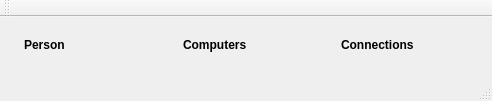
evas14/Hopur_48, file Verkefni_vika3/mainwindow.ui: the form before one commit.
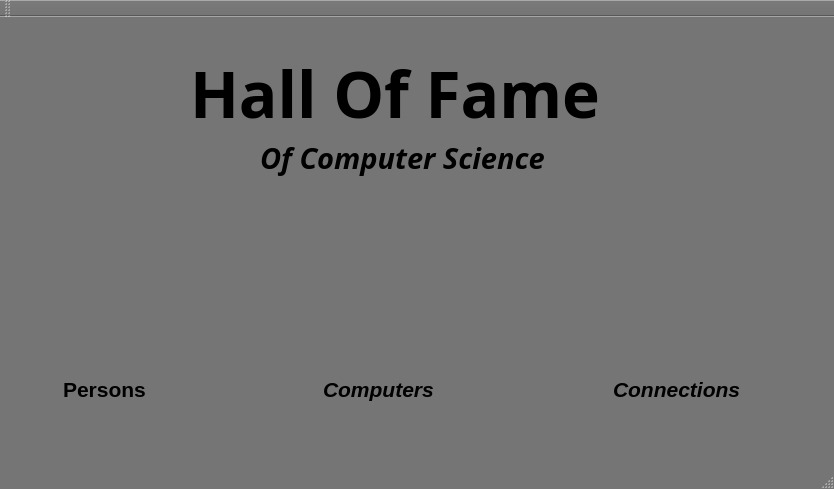
The form after the commit.

The edit to the form file:
```diff
--- a/Verkefni_vika3/mainwindow.ui
+++ b/Verkefni_vika3/mainwindow.ui
@@ -2,74 +2,1056 @@
 <ui version="4.0">
  <class>MainWindow</class>
  <widget class="QMainWindow" name="MainWindow">
-  <property name="enabled">
-   <bool>true</bool>
-  </property>
   <property name="geometry">
    <rect>
     <x>0</x>
     <y>0</y>
-    <width>492</width>
-    <height>101</height>
+    <width>834</width>
+    <height>489</height>
    </rect>
   </property>
-  <property name="maximumSize">
-   <size>
-    <width>492</width>
-    <height>101</height>
-   </size>
+  <property name="palette">
+   <palette>
+    <active>
+     <colorrole role="WindowText">
+      <brush brushstyle="SolidPattern">
+       <color alpha="255">
+        <red>0</red>
+        <green>0</green>
+        <blue>0</blue>
+       </color>
+      </brush>
+     </colorrole>
+     <colorrole role="Button">
+      <brush brushstyle="SolidPattern">
+       <color alpha="255">
+        <red>255</red>
+        <green>255</green>
+        <blue>255</blue>
+       </color>
+      </brush>
+     </colorrole>
+     <colorrole role="Light">
+      <brush brushstyle="SolidPattern">
+       <color alpha="255">
+        <red>176</red>
+        <green>176</green>
+        <blue>176</blue>
+       </color>
+      </brush>
+     </colorrole>
+     <colorrole role="Midlight">
+      <brush brushstyle="SolidPattern">
+       <color alpha="255">
+        <red>146</red>
+        <green>146</green>
+        <blue>146</blue>
+       </color>
+      </brush>
+     </colorrole>
+     <colorrole role="Dark">
+      <brush brushstyle="SolidPattern">
+       <color alpha="255">
+        <red>58</red>
+        <green>58</green>
+        <blue>58</blue>
+       </color>
+      </brush>
+     </colorrole>
+     <colorrole role="Mid">
+      <brush brushstyle="SolidPattern">
+       <color alpha="255">
+        <red>78</red>
+        <green>78</green>
+        <blue>78</blue>
+       </color>
+      </brush>
+     </colorrole>
+     <colorrole role="Text">
+      <brush brushstyle="SolidPattern">
+       <color alpha="255">
+        <red>255</red>
+        <green>255</green>
+        <blue>255</blue>
+       </color>
+      </brush>
+     </colorrole>
+     <colorrole role="BrightText">
+      <brush brushstyle="SolidPattern">
+       <color alpha="255">
+        <red>255</red>
+        <green>255</green>
+        <blue>255</blue>
+       </color>
+      </brush>
+     </colorrole>
+     <colorrole role="ButtonText">
+      <brush brushstyle="SolidPattern">
+       <color alpha="255">
+        <red>255</red>
+        <green>255</green>
+        <blue>255</blue>
+       </color>
+      </brush>
+     </colorrole>
+     <colorrole role="Base">
+      <brush brushstyle="SolidPattern">
+       <color alpha="255">
+        <red>0</red>
+        <green>0</green>
+        <blue>0</blue>
+       </color>
+      </brush>
+     </colorrole>
+     <colorrole role="Window">
+      <brush brushstyle="SolidPattern">
+       <color alpha="255">
+        <red>117</red>
+        <green>117</green>
+        <blue>117</blue>
+       </color>
+      </brush>
+     </colorrole>
+     <colorrole role="Shadow">
+      <brush brushstyle="SolidPattern">
+       <color alpha="255">
+        <red>0</red>
+        <green>0</green>
+        <blue>0</blue>
+       </color>
+      </brush>
+     </colorrole>
+     <colorrole role="Highlight">
+      <brush brushstyle="SolidPattern">
+       <color alpha="255">
+        <red>47</red>
+        <green>47</green>
+        <blue>47</blue>
+       </color>
+      </brush>
+     </colorrole>
+     <colorrole role="Link">
+      <brush brushstyle="SolidPattern">
+       <color alpha="255">
+        <red>107</red>
+        <green>107</green>
+        <blue>107</blue>
+       </color>
+      </brush>
+     </colorrole>
+     <colorrole role="LinkVisited">
+      <brush brushstyle="SolidPattern">
+       <color alpha="255">
+        <red>95</red>
+        <green>95</green>
+        <blue>95</blue>
+       </color>
+      </brush>
+     </colorrole>
+     <colorrole role="AlternateBase">
+      <brush brushstyle="SolidPattern">
+       <color alpha="255">
+        <red>58</red>
+        <green>58</green>
+        <blue>58</blue>
+       </color>
+      </brush>
+     </colorrole>
+     <colorrole role="ToolTipBase">
+      <brush brushstyle="SolidPattern">
+       <color alpha="255">
+        <red>255</red>
+        <green>255</green>
+        <blue>220</blue>
+       </color>
+      </brush>
+     </colorrole>
+     <colorrole role="ToolTipText">
+      <brush brushstyle="SolidPattern">
+       <color alpha="255">
+        <red>0</red>
+        <green>0</green>
+        <blue>0</blue>
+       </color>
+      </brush>
+     </colorrole>
+    </active>
+    <inactive>
+     <colorrole role="WindowText">
+      <brush brushstyle="SolidPattern">
+       <color alpha="255">
+        <red>0</red>
+        <green>0</green>
+        <blue>0</blue>
+       </color>
+      </brush>
+     </colorrole>
+     <colorrole role="Button">
+      <brush brushstyle="SolidPattern">
+       <color alpha="255">
+        <red>255</red>
+        <green>255</green>
+        <blue>255</blue>
+       </color>
+      </brush>
+     </colorrole>
+     <colorrole role="Light">
+      <brush brushstyle="SolidPattern">
+       <color alpha="255">
+        <red>176</red>
+        <green>176</green>
+        <blue>176</blue>
+       </color>
+      </brush>
+     </colorrole>
+     <colorrole role="Midlight">
+      <brush brushstyle="SolidPattern">
+       <color alpha="255">
+        <red>146</red>
+        <green>146</green>
+        <blue>146</blue>
+       </color>
+      </brush>
+     </colorrole>
+     <colorrole role="Dark">
+      <brush brushstyle="SolidPattern">
+       <color alpha="255">
+        <red>58</red>
+        <green>58</green>
+        <blue>58</blue>
+       </color>
+      </brush>
+     </colorrole>
+     <colorrole role="Mid">
+      <brush brushstyle="SolidPattern">
+       <color alpha="255">
+        <red>78</red>
+        <green>78</green>
+        <blue>78</blue>
+       </color>
+      </brush>
+     </colorrole>
+     <colorrole role="Text">
+      <brush brushstyle="SolidPattern">
+       <color alpha="255">
+        <red>255</red>
+        <green>255</green>
+        <blue>255</blue>
+       </color>
+      </brush>
+     </colorrole>
+     <colorrole role="BrightText">
+      <brush brushstyle="SolidPattern">
+       <color alpha="255">
+        <red>255</red>
+        <green>255</green>
+        <blue>255</blue>
+       </color>
+      </brush>
+     </colorrole>
+     <colorrole role="ButtonText">
+      <brush brushstyle="SolidPattern">
+       <color alpha="255">
+        <red>255</red>
+        <green>255</green>
+        <blue>255</blue>
+       </color>
+      </brush>
+     </colorrole>
+     <colorrole role="Base">
+      <brush brushstyle="SolidPattern">
+       <color alpha="255">
+        <red>0</red>
+        <green>0</green>
+        <blue>0</blue>
+       </color>
+      </brush>
+     </colorrole>
+     <colorrole role="Window">
+      <brush brushstyle="SolidPattern">
+       <color alpha="255">
+        <red>117</red>
+        <green>117</green>
+        <blue>117</blue>
+       </color>
+      </brush>
+     </colorrole>
+     <colorrole role="Shadow">
+      <brush brushstyle="SolidPattern">
+       <color alpha="255">
+        <red>0</red>
+        <green>0</green>
+        <blue>0</blue>
+       </color>
+      </brush>
+     </colorrole>
+     <colorrole role="Highlight">
+      <brush brushstyle="SolidPattern">
+       <color alpha="255">
+        <red>47</red>
+        <green>47</green>
+        <blue>47</blue>
+       </color>
+      </brush>
+     </colorrole>
+     <colorrole role="Link">
+      <brush brushstyle="SolidPattern">
+       <color alpha="255">
+        <red>107</red>
+        <green>107</green>
+        <blue>107</blue>
+       </color>
+      </brush>
+     </colorrole>
+     <colorrole role="LinkVisited">
+      <brush brushstyle="SolidPattern">
+       <color alpha="255">
+        <red>95</red>
+        <green>95</green>
+        <blue>95</blue>
+       </color>
+      </brush>
+     </colorrole>
+     <colorrole role="AlternateBase">
+      <brush brushstyle="SolidPattern">
+       <color alpha="255">
+        <red>58</red>
+        <green>58</green>
+        <blue>58</blue>
+       </color>
+      </brush>
+     </colorrole>
+     <colorrole role="ToolTipBase">
+      <brush brushstyle="SolidPattern">
+       <color alpha="255">
+        <red>255</red>
+        <green>255</green>
+        <blue>220</blue>
+       </color>
+      </brush>
+     </colorrole>
+     <colorrole role="ToolTipText">
+      <brush brushstyle="SolidPattern">
+       <color alpha="255">
+        <red>0</red>
+        <green>0</green>
+        <blue>0</blue>
+       </color>
+      </brush>
+     </colorrole>
+    </inactive>
+    <disabled>
+     <colorrole role="WindowText">
+      <brush brushstyle="SolidPattern">
+       <color alpha="255">
+        <red>58</red>
+        <green>58</green>
+        <blue>58</blue>
+       </color>
+      </brush>
+     </colorrole>
+     <colorrole role="Button">
+      <brush brushstyle="SolidPattern">
+       <color alpha="255">
+        <red>255</red>
+        <green>255</green>
+        <blue>255</blue>
+       </color>
+      </brush>
+     </colorrole>
+     <colorrole role="Light">
+      <brush brushstyle="SolidPattern">
+       <color alpha="255">
+        <red>176</red>
+        <green>176</green>
+        <blue>176</blue>
+       </color>
+      </brush>
+     </colorrole>
+     <colorrole role="Midlight">
+      <brush brushstyle="SolidPattern">
+       <color alpha="255">
+        <red>146</red>
+        <green>146</green>
+        <blue>146</blue>
+       </color>
+      </brush>
+     </colorrole>
+     <colorrole role="Dark">
+      <brush brushstyle="SolidPattern">
+       <color alpha="255">
+        <red>58</red>
+        <green>58</green>
+        <blue>58</blue>
+       </color>
+      </brush>
+     </colorrole>
+     <colorrole role="Mid">
+      <brush brushstyle="SolidPattern">
+       <color alpha="255">
+        <red>78</red>
+        <green>78</green>
+        <blue>78</blue>
+       </color>
+      </brush>
+     </colorrole>
+     <colorrole role="Text">
+      <brush brushstyle="SolidPattern">
+       <color alpha="255">
+        <red>58</red>
+        <green>58</green>
+        <blue>58</blue>
+       </color>
+      </brush>
+     </colorrole>
+     <colorrole role="BrightText">
+      <brush brushstyle="SolidPattern">
+       <color alpha="255">
+        <red>255</red>
+        <green>255</green>
+        <blue>255</blue>
+       </color>
+      </brush>
+     </colorrole>
+     <colorrole role="ButtonText">
+      <brush brushstyle="SolidPattern">
+       <color alpha="255">
+        <red>58</red>
+        <green>58</green>
+        <blue>58</blue>
+       </color>
+      </brush>
+     </colorrole>
+     <colorrole role="Base">
+      <brush brushstyle="SolidPattern">
+       <color alpha="255">
+        <red>117</red>
+        <green>117</green>
+        <blue>117</blue>
+       </color>
+      </brush>
+     </colorrole>
+     <colorrole role="Window">
+      <brush brushstyle="SolidPattern">
+       <color alpha="255">
+        <red>117</red>
+        <green>117</green>
+        <blue>117</blue>
+       </color>
+      </brush>
+     </colorrole>
+     <colorrole role="Shadow">
+      <brush brushstyle="SolidPattern">
+       <color alpha="255">
+        <red>0</red>
+        <green>0</green>
+        <blue>0</blue>
+       </color>
+      </brush>
+     </colorrole>
+     <colorrole role="Highlight">
+      <brush brushstyle="SolidPattern">
+       <color alpha="255">
+        <red>51</red>
+        <green>153</green>
+        <blue>255</blue>
+       </color>
+      </brush>
+     </colorrole>
+     <colorrole role="Link">
+      <brush brushstyle="SolidPattern">
+       <color alpha="255">
+        <red>107</red>
+        <green>107</green>
+        <blue>107</blue>
+       </color>
+      </brush>
+     </colorrole>
+     <colorrole role="LinkVisited">
+      <brush brushstyle="SolidPattern">
+       <color alpha="255">
+        <red>95</red>
+        <green>95</green>
+        <blue>95</blue>
+       </color>
+      </brush>
+     </colorrole>
+     <colorrole role="AlternateBase">
+      <brush brushstyle="SolidPattern">
+       <color alpha="255">
+        <red>117</red>
+        <green>117</green>
+        <blue>117</blue>
+       </color>
+      </brush>
+     </colorrole>
+     <colorrole role="ToolTipBase">
+      <brush brushstyle="SolidPattern">
+       <color alpha="255">
+        <red>255</red>
+        <green>255</green>
+        <blue>220</blue>
+       </color>
+      </brush>
+     </colorrole>
+     <colorrole role="ToolTipText">
+      <brush brushstyle="SolidPattern">
+       <color alpha="255">
+        <red>0</red>
+        <green>0</green>
+        <blue>0</blue>
+       </color>
+      </brush>
+     </colorrole>
+    </disabled>
+   </palette>
+  </property>
+  <property name="font">
+   <font>
+    <weight>75</weight>
+    <italic>true</italic>
+    <bold>true</bold>
+    <underline>false</underline>
+    <strikeout>false</strikeout>
+    <kerning>true</kerning>
+   </font>
   </property>
   <property name="windowTitle">
    <string>MainWindow</string>
   </property>
-  <property name="dockOptions">
-   <set>QMainWindow::AllowTabbedDocks|QMainWindow::AnimatedDocks</set>
+  <property name="tabShape">
+   <enum>QTabWidget::Rounded</enum>
   </property>
   <widget class="QWidget" name="centralWidget">
-   <layout class="QGridLayout" name="gridLayout">
-    <item row="0" column="0">
-     <widget class="QCommandLinkButton" name="commandLinkButtonPerson">
-      <property name="text">
-       <string>Person</string>
-      </property>
-      <property name="iconSize">
-       <size>
-        <width>0</width>
-        <height>0</height>
-       </size>
-      </property>
-     </widget>
-    </item>
-    <item row="0" column="1">
-     <widget class="QCommandLinkButton" name="commandLinkButtonComputer">
-      <property name="text">
-       <string>Computers</string>
-      </property>
-      <property name="iconSize">
-       <size>
-        <width>0</width>
-        <height>0</height>
-       </size>
-      </property>
-      <property name="description">
-       <string/>
-      </property>
-     </widget>
-    </item>
-    <item row="0" column="2">
-     <widget class="QCommandLinkButton" name="commandLinkButton">
-      <property name="text">
-       <string>Connections</string>
-      </property>
-      <property name="iconSize">
-       <size>
-        <width>0</width>
-        <height>0</height>
-       </size>
-      </property>
-     </widget>
-    </item>
-   </layout>
+   <widget class="QCommandLinkButton" name="commandLinkButtonPerson">
+    <property name="geometry">
+     <rect>
+      <x>50</x>
+      <y>350</y>
+      <width>141</width>
+      <height>41</height>
+     </rect>
+    </property>
+    <property name="palette">
+     <palette>
+      <active>
+       <colorrole role="Button">
+        <brush brushstyle="SolidPattern">
+         <color alpha="255">
+          <red>0</red>
+          <green>0</green>
+          <blue>0</blue>
+         </color>
+        </brush>
+       </colorrole>
+       <colorrole role="Text">
+        <brush brushstyle="SolidPattern">
+         <color alpha="255">
+          <red>0</red>
+          <green>0</green>
+          <blue>0</blue>
+         </color>
+        </brush>
+       </colorrole>
+       <colorrole role="BrightText">
+        <brush brushstyle="SolidPattern">
+         <color alpha="255">
+          <red>0</red>
+          <green>0</green>
+          <blue>0</blue>
+         </color>
+        </brush>
+       </colorrole>
+       <colorrole role="ButtonText">
+        <brush brushstyle="SolidPattern">
+         <color alpha="255">
+          <red>0</red>
+          <green>0</green>
+          <blue>0</blue>
+         </color>
+        </brush>
+       </colorrole>
+      </active>
+      <inactive>
+       <colorrole role="Button">
+        <brush brushstyle="SolidPattern">
+         <color alpha="255">
+          <red>0</red>
+          <green>0</green>
+          <blue>0</blue>
+         </color>
+        </brush>
+       </colorrole>
+       <colorrole role="Text">
+        <brush brushstyle="SolidPattern">
+         <color alpha="255">
+          <red>0</red>
+          <green>0</green>
+          <blue>0</blue>
+         </color>
+        </brush>
+       </colorrole>
+       <colorrole role="BrightText">
+        <brush brushstyle="SolidPattern">
+         <color alpha="255">
+          <red>0</red>
+          <green>0</green>
+          <blue>0</blue>
+         </color>
+        </brush>
+       </colorrole>
+       <colorrole role="ButtonText">
+        <brush brushstyle="SolidPattern">
+         <color alpha="255">
+          <red>0</red>
+          <green>0</green>
+          <blue>0</blue>
+         </color>
+        </brush>
+       </colorrole>
+      </inactive>
+      <disabled>
+       <colorrole role="Button">
+        <brush brushstyle="SolidPattern">
+         <color alpha="255">
+          <red>0</red>
+          <green>0</green>
+          <blue>0</blue>
+         </color>
+        </brush>
+       </colorrole>
+       <colorrole role="Text">
+        <brush brushstyle="SolidPattern">
+         <color alpha="255">
+          <red>58</red>
+          <green>58</green>
+          <blue>58</blue>
+         </color>
+        </brush>
+       </colorrole>
+       <colorrole role="BrightText">
+        <brush brushstyle="SolidPattern">
+         <color alpha="255">
+          <red>0</red>
+          <green>0</green>
+          <blue>0</blue>
+         </color>
+        </brush>
+       </colorrole>
+       <colorrole role="ButtonText">
+        <brush brushstyle="SolidPattern">
+         <color alpha="255">
+          <red>58</red>
+          <green>58</green>
+          <blue>58</blue>
+         </color>
+        </brush>
+       </colorrole>
+      </disabled>
+     </palette>
+    </property>
+    <property name="font">
+     <font>
+      <family>Segoe UI</family>
+      <pointsize>16</pointsize>
+      <weight>75</weight>
+      <italic>false</italic>
+      <bold>true</bold>
+     </font>
+    </property>
+    <property name="text">
+     <string>Persons</string>
+    </property>
+    <property name="iconSize">
+     <size>
+      <width>0</width>
+      <height>0</height>
+     </size>
+    </property>
+   </widget>
+   <widget class="QCommandLinkButton" name="commandLinkButtonComputer">
+    <property name="geometry">
+     <rect>
+      <x>310</x>
+      <y>350</y>
+      <width>171</width>
+      <height>51</height>
+     </rect>
+    </property>
+    <property name="palette">
+     <palette>
+      <active>
+       <colorrole role="Button">
+        <brush brushstyle="SolidPattern">
+         <color alpha="255">
+          <red>0</red>
+          <green>0</green>
+          <blue>0</blue>
+         </color>
+        </brush>
+       </colorrole>
+       <colorrole role="Text">
+        <brush brushstyle="SolidPattern">
+         <color alpha="255">
+          <red>0</red>
+          <green>0</green>
+          <blue>0</blue>
+         </color>
+        </brush>
+       </colorrole>
+       <colorrole role="BrightText">
+        <brush brushstyle="SolidPattern">
+         <color alpha="255">
+          <red>0</red>
+          <green>0</green>
+          <blue>0</blue>
+         </color>
+        </brush>
+       </colorrole>
+       <colorrole role="ButtonText">
+        <brush brushstyle="SolidPattern">
+         <color alpha="255">
+          <red>0</red>
+          <green>0</green>
+          <blue>0</blue>
+         </color>
+        </brush>
+       </colorrole>
+      </active>
+      <inactive>
+       <colorrole role="Button">
+        <brush brushstyle="SolidPattern">
+         <color alpha="255">
+          <red>0</red>
+          <green>0</green>
+          <blue>0</blue>
+         </color>
+        </brush>
+       </colorrole>
+       <colorrole role="Text">
+        <brush brushstyle="SolidPattern">
+         <color alpha="255">
+          <red>0</red>
+          <green>0</green>
+          <blue>0</blue>
+         </color>
+        </brush>
+       </colorrole>
+       <colorrole role="BrightText">
+        <brush brushstyle="SolidPattern">
+         <color alpha="255">
+          <red>0</red>
+          <green>0</green>
+          <blue>0</blue>
+         </color>
+        </brush>
+       </colorrole>
+       <colorrole role="ButtonText">
+        <brush brushstyle="SolidPattern">
+         <color alpha="255">
+          <red>0</red>
+          <green>0</green>
+          <blue>0</blue>
+         </color>
+        </brush>
+       </colorrole>
+      </inactive>
+      <disabled>
+       <colorrole role="Button">
+        <brush brushstyle="SolidPattern">
+         <color alpha="255">
+          <red>0</red>
+          <green>0</green>
+          <blue>0</blue>
+         </color>
+        </brush>
+       </colorrole>
+       <colorrole role="Text">
+        <brush brushstyle="SolidPattern">
+         <color alpha="255">
+          <red>58</red>
+          <green>58</green>
+          <blue>58</blue>
+         </color>
+        </brush>
+       </colorrole>
+       <colorrole role="BrightText">
+        <brush brushstyle="SolidPattern">
+         <color alpha="255">
+          <red>0</red>
+          <green>0</green>
+          <blue>0</blue>
+         </color>
+        </brush>
+       </colorrole>
+       <colorrole role="ButtonText">
+        <brush brushstyle="SolidPattern">
+         <color alpha="255">
+          <red>58</red>
+          <green>58</green>
+          <blue>58</blue>
+         </color>
+        </brush>
+       </colorrole>
+      </disabled>
+     </palette>
+    </property>
+    <property name="font">
+     <font>
+      <family>Segoe UI</family>
+      <pointsize>16</pointsize>
+      <weight>75</weight>
+      <bold>true</bold>
+     </font>
+    </property>
+    <property name="text">
+     <string>Computers</string>
+    </property>
+    <property name="iconSize">
+     <size>
+      <width>0</width>
+      <height>0</height>
+     </size>
+    </property>
+   </widget>
+   <widget class="QCommandLinkButton" name="commandLinkButtonConnections">
+    <property name="geometry">
+     <rect>
+      <x>600</x>
+      <y>350</y>
+      <width>181</width>
+      <height>51</height>
+     </rect>
+    </property>
+    <property name="palette">
+     <palette>
+      <active>
+       <colorrole role="Button">
+        <brush brushstyle="SolidPattern">
+         <color alpha="255">
+          <red>0</red>
+          <green>0</green>
+          <blue>0</blue>
+         </color>
+        </brush>
+       </colorrole>
+       <colorrole role="BrightText">
+        <brush brushstyle="SolidPattern">
+         <color alpha="255">
+          <red>0</red>
+          <green>0</green>
+          <blue>0</blue>
+         </color>
+        </brush>
+       </colorrole>
+       <colorrole role="ButtonText">
+        <brush brushstyle="SolidPattern">
+         <color alpha="255">
+          <red>0</red>
+          <green>0</green>
+          <blue>0</blue>
+         </color>
+        </brush>
+       </colorrole>
+       <colorrole role="Shadow">
+        <brush brushstyle="SolidPattern">
+         <color alpha="255">
+          <red>255</red>
+          <green>255</green>
+          <blue>255</blue>
+         </color>
+        </brush>
+       </colorrole>
+       <colorrole role="Highlight">
+        <brush brushstyle="SolidPattern">
+         <color alpha="255">
+          <red>47</red>
+          <green>47</green>
+          <blue>47</blue>
+         </color>
+        </brush>
+       </colorrole>
+      </active>
+      <inactive>
+       <colorrole role="Button">
+        <brush brushstyle="SolidPattern">
+         <color alpha="255">
+          <red>0</red>
+          <green>0</green>
+          <blue>0</blue>
+         </color>
+        </brush>
+       </colorrole>
+       <colorrole role="BrightText">
+        <brush brushstyle="SolidPattern">
+         <color alpha="255">
+          <red>0</red>
+          <green>0</green>
+          <blue>0</blue>
+         </color>
+        </brush>
+       </colorrole>
+       <colorrole role="ButtonText">
+        <brush brushstyle="SolidPattern">
+         <color alpha="255">
+          <red>0</red>
+          <green>0</green>
+          <blue>0</blue>
+         </color>
+        </brush>
+       </colorrole>
+       <colorrole role="Shadow">
+        <brush brushstyle="SolidPattern">
+         <color alpha="255">
+          <red>255</red>
+          <green>255</green>
+          <blue>255</blue>
+         </color>
+        </brush>
+       </colorrole>
+       <colorrole role="Highlight">
+        <brush brushstyle="SolidPattern">
+         <color alpha="255">
+          <red>47</red>
+          <green>47</green>
+          <blue>47</blue>
+         </color>
+        </brush>
+       </colorrole>
+      </inactive>
+      <disabled>
+       <colorrole role="Button">
+        <brush brushstyle="SolidPattern">
+         <color alpha="255">
+          <red>0</red>
+          <green>0</green>
+          <blue>0</blue>
+         </color>
+        </brush>
+       </colorrole>
+       <colorrole role="BrightText">
+        <brush brushstyle="SolidPattern">
+         <color alpha="255">
+          <red>0</red>
+          <green>0</green>
+          <blue>0</blue>
+         </color>
+        </brush>
+       </colorrole>
+       <colorrole role="ButtonText">
+        <brush brushstyle="SolidPattern">
+         <color alpha="255">
+          <red>58</red>
+          <green>58</green>
+          <blue>58</blue>
+         </color>
+        </brush>
+       </colorrole>
+       <colorrole role="Shadow">
+        <brush brushstyle="SolidPattern">
+         <color alpha="255">
+          <red>255</red>
+          <green>255</green>
+          <blue>255</blue>
+         </color>
+        </brush>
+       </colorrole>
+       <colorrole role="Highlight">
+        <brush brushstyle="SolidPattern">
+         <color alpha="255">
+          <red>255</red>
+          <green>85</green>
+          <blue>0</blue>
+         </color>
+        </brush>
+       </colorrole>
+      </disabled>
+     </palette>
+    </property>
+    <property name="font">
+     <font>
+      <family>Segoe UI</family>
+      <pointsize>16</pointsize>
+      <weight>75</weight>
+      <bold>true</bold>
+     </font>
+    </property>
+    <property name="text">
+     <string>Connections</string>
+    </property>
+    <property name="iconSize">
+     <size>
+      <width>0</width>
+      <height>0</height>
+     </size>
+    </property>
+   </widget>
+   <widget class="QLabel" name="label">
+    <property name="geometry">
+     <rect>
+      <x>180</x>
+      <y>30</y>
+      <width>47</width>
+      <height>13</height>
+     </rect>
+    </property>
+    <property name="text">
+     <string/>
+    </property>
+   </widget>
+   <widget class="QLabel" name="label_2">
+    <property name="geometry">
+     <rect>
+      <x>260</x>
+      <y>110</y>
+      <width>401</width>
+      <height>61</height>
+     </rect>
+    </property>
+    <property name="font">
+     <font>
+      <family>Tw Cen MT</family>
+      <pointsize>22</pointsize>
+      <weight>75</weight>
+      <bold>true</bold>
+     </font>
+    </property>
+    <property name="text">
+     <string>Of Computer Science</string>
+    </property>
+   </widget>
+   <widget class="QLabel" name="label_3">
+    <property name="geometry">
+     <rect>
+      <x>190</x>
+      <y>40</y>
+      <width>521</width>
+      <height>71</height>
+     </rect>
+    </property>
+    <property name="font">
+     <font>
+      <family>Viner Hand ITC</family>
+      <pointsize>48</pointsize>
+      <weight>75</weight>
+      <italic>false</italic>
+      <bold>true</bold>
+     </font>
+    </property>
+    <property name="text">
+     <string>Hall Of Fame</string>
+    </property>
+   </widget>
+  </widget>
+  <widget class="QMenuBar" name="menuBar">
+   <property name="geometry">
+    <rect>
+     <x>0</x>
+     <y>0</y>
+     <width>834</width>
+     <height>26</height>
+    </rect>
+   </property>
   </widget>
   <widget class="QToolBar" name="mainToolBar">
    <attribute name="toolBarArea">
```
